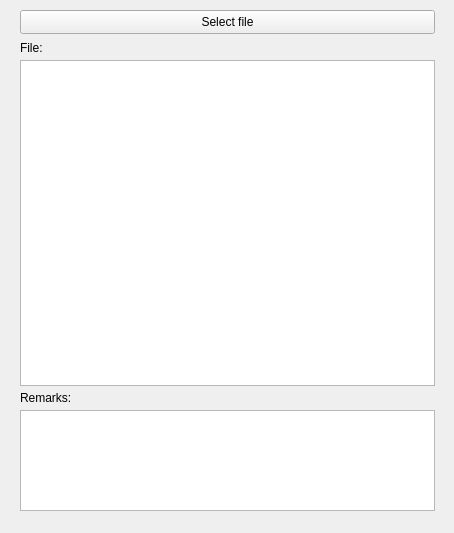
Old version of the form mainform.ui in the repository lalero/LobanovTest2.
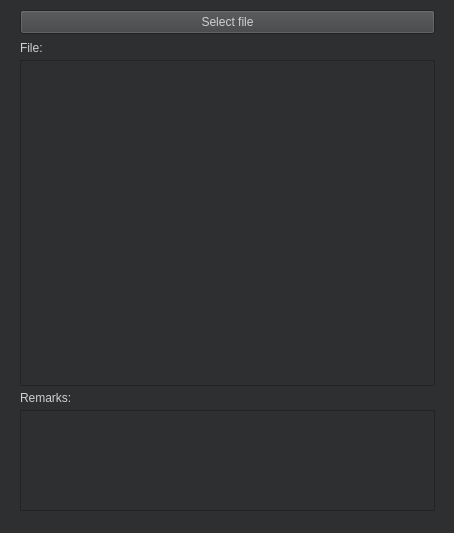
New version of the form.

Diff of the .ui file:
```diff
--- a/mainform.ui
+++ b/mainform.ui
@@ -10,6 +10,421 @@
     <height>533</height>
    </rect>
   </property>
+  <property name="palette">
+   <palette>
+    <active>
+     <colorrole role="WindowText">
+      <brush brushstyle="SolidPattern">
+       <color alpha="255">
+        <red>0</red>
+        <green>0</green>
+        <blue>0</blue>
+       </color>
+      </brush>
+     </colorrole>
+     <colorrole role="Button">
+      <brush brushstyle="SolidPattern">
+       <color alpha="255">
+        <red>162</red>
+        <green>226</green>
+        <blue>255</blue>
+       </color>
+      </brush>
+     </colorrole>
+     <colorrole role="Light">
+      <brush brushstyle="SolidPattern">
+       <color alpha="255">
+        <red>255</red>
+        <green>255</green>
+        <blue>255</blue>
+       </color>
+      </brush>
+     </colorrole>
+     <colorrole role="Midlight">
+      <brush brushstyle="SolidPattern">
+       <color alpha="255">
+        <red>208</red>
+        <green>240</green>
+        <blue>255</blue>
+       </color>
+      </brush>
+     </colorrole>
+     <colorrole role="Dark">
+      <brush brushstyle="SolidPattern">
+       <color alpha="255">
+        <red>81</red>
+        <green>113</green>
+        <blue>127</blue>
+       </color>
+      </brush>
+     </colorrole>
+     <colorrole role="Mid">
+      <brush brushstyle="SolidPattern">
+       <color alpha="255">
+        <red>108</red>
+        <green>151</green>
+        <blue>170</blue>
+       </color>
+      </brush>
+     </colorrole>
+     <colorrole role="Text">
+      <brush brushstyle="SolidPattern">
+       <color alpha="255">
+        <red>0</red>
+        <green>0</green>
+        <blue>0</blue>
+       </color>
+      </brush>
+     </colorrole>
+     <colorrole role="BrightText">
+      <brush brushstyle="SolidPattern">
+       <color alpha="255">
+        <red>255</red>
+        <green>255</green>
+        <blue>255</blue>
+       </color>
+      </brush>
+     </colorrole>
+     <colorrole role="ButtonText">
+      <brush brushstyle="SolidPattern">
+       <color alpha="255">
+        <red>0</red>
+        <green>0</green>
+        <blue>0</blue>
+       </color>
+      </brush>
+     </colorrole>
+     <colorrole role="Base">
+      <brush brushstyle="SolidPattern">
+       <color alpha="255">
+        <red>255</red>
+        <green>255</green>
+        <blue>255</blue>
+       </color>
+      </brush>
+     </colorrole>
+     <colorrole role="Window">
+      <brush brushstyle="SolidPattern">
+       <color alpha="255">
+        <red>162</red>
+        <green>226</green>
+        <blue>255</blue>
+       </color>
+      </brush>
+     </colorrole>
+     <colorrole role="Shadow">
+      <brush brushstyle="SolidPattern">
+       <color alpha="255">
+        <red>0</red>
+        <green>0</green>
+        <blue>0</blue>
+       </color>
+      </brush>
+     </colorrole>
+     <colorrole role="AlternateBase">
+      <brush brushstyle="SolidPattern">
+       <color alpha="255">
+        <red>208</red>
+        <green>240</green>
+        <blue>255</blue>
+       </color>
+      </brush>
+     </colorrole>
+     <colorrole role="ToolTipBase">
+      <brush brushstyle="SolidPattern">
+       <color alpha="255">
+        <red>255</red>
+        <green>255</green>
+        <blue>220</blue>
+       </color>
+      </brush>
+     </colorrole>
+     <colorrole role="ToolTipText">
+      <brush brushstyle="SolidPattern">
+       <color alpha="255">
+        <red>0</red>
+        <green>0</green>
+        <blue>0</blue>
+       </color>
+      </brush>
+     </colorrole>
+    </active>
+    <inactive>
+     <colorrole role="WindowText">
+      <brush brushstyle="SolidPattern">
+       <color alpha="255">
+        <red>208</red>
+        <green>208</green>
+        <blue>208</blue>
+       </color>
+      </brush>
+     </colorrole>
+     <colorrole role="Button">
+      <brush brushstyle="SolidPattern">
+       <color alpha="255">
+        <red>64</red>
+        <green>65</green>
+        <blue>66</blue>
+       </color>
+      </brush>
+     </colorrole>
+     <colorrole role="Light">
+      <brush brushstyle="SolidPattern">
+       <color alpha="255">
+        <red>255</red>
+        <green>255</green>
+        <blue>255</blue>
+       </color>
+      </brush>
+     </colorrole>
+     <colorrole role="Midlight">
+      <brush brushstyle="SolidPattern">
+       <color alpha="255">
+        <red>227</red>
+        <green>227</green>
+        <blue>227</blue>
+       </color>
+      </brush>
+     </colorrole>
+     <colorrole role="Dark">
+      <brush brushstyle="SolidPattern">
+       <color alpha="255">
+        <red>64</red>
+        <green>65</green>
+        <blue>66</blue>
+       </color>
+      </brush>
+     </colorrole>
+     <colorrole role="Mid">
+      <brush brushstyle="SolidPattern">
+       <color alpha="255">
+        <red>160</red>
+        <green>160</green>
+        <blue>160</blue>
+       </color>
+      </brush>
+     </colorrole>
+     <colorrole role="Text">
+      <brush brushstyle="SolidPattern">
+       <color alpha="255">
+        <red>208</red>
+        <green>208</green>
+        <blue>208</blue>
+       </color>
+      </brush>
+     </colorrole>
+     <colorrole role="BrightText">
+      <brush brushstyle="SolidPattern">
+       <color alpha="255">
+        <red>255</red>
+        <green>51</green>
+        <blue>51</blue>
+       </color>
+      </brush>
+     </colorrole>
+     <colorrole role="ButtonText">
+      <brush brushstyle="SolidPattern">
+       <color alpha="255">
+        <red>208</red>
+        <green>208</green>
+        <blue>208</blue>
+       </color>
+      </brush>
+     </colorrole>
+     <colorrole role="Base">
+      <brush brushstyle="SolidPattern">
+       <color alpha="255">
+        <red>46</red>
+        <green>47</green>
+        <blue>48</blue>
+       </color>
+      </brush>
+     </colorrole>
+     <colorrole role="Window">
+      <brush brushstyle="SolidPattern">
+       <color alpha="255">
+        <red>46</red>
+        <green>47</green>
+        <blue>48</blue>
+       </color>
+      </brush>
+     </colorrole>
+     <colorrole role="Shadow">
+      <brush brushstyle="SolidPattern">
+       <color alpha="255">
+        <red>105</red>
+        <green>105</green>
+        <blue>105</blue>
+       </color>
+      </brush>
+     </colorrole>
+     <colorrole role="AlternateBase">
+      <brush brushstyle="SolidPattern">
+       <color alpha="255">
+        <red>53</red>
+        <green>54</green>
+        <blue>55</blue>
+       </color>
+      </brush>
+     </colorrole>
+     <colorrole role="ToolTipBase">
+      <brush brushstyle="SolidPattern">
+       <color alpha="255">
+        <red>64</red>
+        <green>65</green>
+        <blue>66</blue>
+       </color>
+      </brush>
+     </colorrole>
+     <colorrole role="ToolTipText">
+      <brush brushstyle="SolidPattern">
+       <color alpha="255">
+        <red>208</red>
+        <green>208</green>
+        <blue>208</blue>
+       </color>
+      </brush>
+     </colorrole>
+    </inactive>
+    <disabled>
+     <colorrole role="WindowText">
+      <brush brushstyle="SolidPattern">
+       <color alpha="255">
+        <red>81</red>
+        <green>113</green>
+        <blue>127</blue>
+       </color>
+      </brush>
+     </colorrole>
+     <colorrole role="Button">
+      <brush brushstyle="SolidPattern">
+       <color alpha="255">
+        <red>162</red>
+        <green>226</green>
+        <blue>255</blue>
+       </color>
+      </brush>
+     </colorrole>
+     <colorrole role="Light">
+      <brush brushstyle="SolidPattern">
+       <color alpha="255">
+        <red>255</red>
+        <green>255</green>
+        <blue>255</blue>
+       </color>
+      </brush>
+     </colorrole>
+     <colorrole role="Midlight">
+      <brush brushstyle="SolidPattern">
+       <color alpha="255">
+        <red>208</red>
+        <green>240</green>
+        <blue>255</blue>
+       </color>
+      </brush>
+     </colorrole>
+     <colorrole role="Dark">
+      <brush brushstyle="SolidPattern">
+       <color alpha="255">
+        <red>81</red>
+        <green>113</green>
+        <blue>127</blue>
+       </color>
+      </brush>
+     </colorrole>
+     <colorrole role="Mid">
+      <brush brushstyle="SolidPattern">
+       <color alpha="255">
+        <red>108</red>
+        <green>151</green>
+        <blue>170</blue>
+       </color>
+      </brush>
+     </colorrole>
+     <colorrole role="Text">
+      <brush brushstyle="SolidPattern">
+       <color alpha="255">
+        <red>81</red>
+        <green>113</green>
+        <blue>127</blue>
+       </color>
+      </brush>
+     </colorrole>
+     <colorrole role="BrightText">
+      <brush brushstyle="SolidPattern">
+       <color alpha="255">
+        <red>255</red>
+        <green>255</green>
+        <blue>255</blue>
+       </color>
+      </brush>
+     </colorrole>
+     <colorrole role="ButtonText">
+      <brush brushstyle="SolidPattern">
+       <color alpha="255">
+        <red>81</red>
+        <green>113</green>
+        <blue>127</blue>
+       </color>
+      </brush>
+     </colorrole>
+     <colorrole role="Base">
+      <brush brushstyle="SolidPattern">
+       <color alpha="255">
+        <red>162</red>
+        <green>226</green>
+        <blue>255</blue>
+       </color>
+      </brush>
+     </colorrole>
+     <colorrole role="Window">
+      <brush brushstyle="SolidPattern">
+       <color alpha="255">
+        <red>162</red>
+        <green>226</green>
+        <blue>255</blue>
+       </color>
+      </brush>
+     </colorrole>
+     <colorrole role="Shadow">
+      <brush brushstyle="SolidPattern">
+       <color alpha="255">
+        <red>0</red>
+        <green>0</green>
+        <blue>0</blue>
+       </color>
+      </brush>
+     </colorrole>
+     <colorrole role="AlternateBase">
+      <brush brushstyle="SolidPattern">
+       <color alpha="255">
+        <red>53</red>
+        <green>54</green>
+        <blue>55</blue>
+       </color>
+      </brush>
+     </colorrole>
+     <colorrole role="ToolTipBase">
+      <brush brushstyle="SolidPattern">
+       <color alpha="255">
+        <red>64</red>
+        <green>65</green>
+        <blue>66</blue>
+       </color>
+      </brush>
+     </colorrole>
+     <colorrole role="ToolTipText">
+      <brush brushstyle="SolidPattern">
+       <color alpha="255">
+        <red>208</red>
+        <green>208</green>
+        <blue>208</blue>
+       </color>
+      </brush>
+     </colorrole>
+    </disabled>
+   </palette>
+  </property>
   <property name="windowTitle">
    <string>Form</string>
   </property>
```
